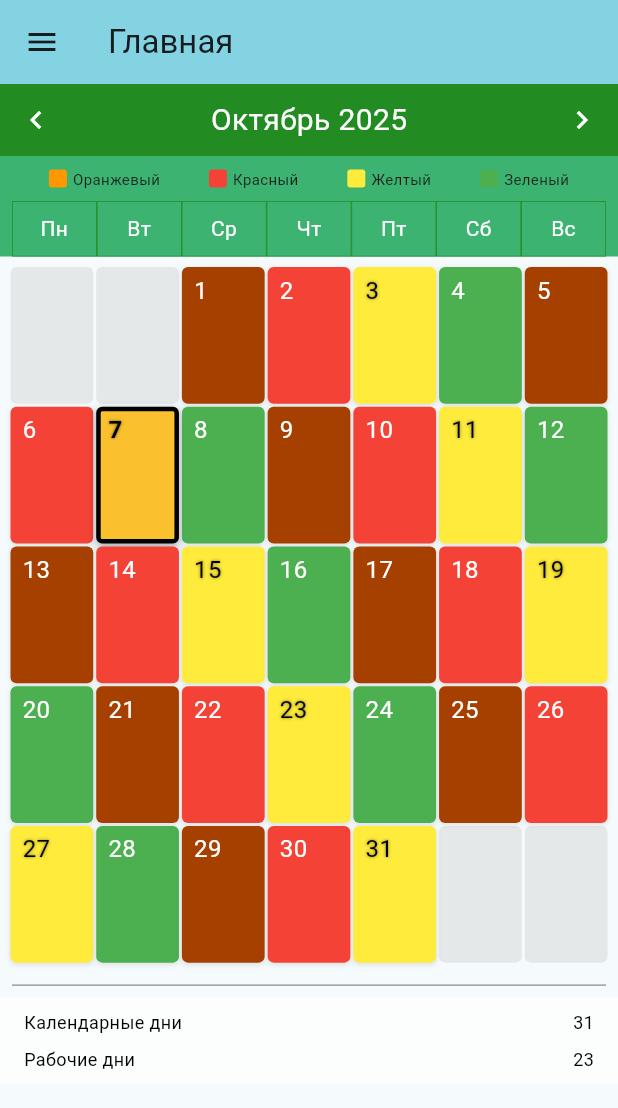
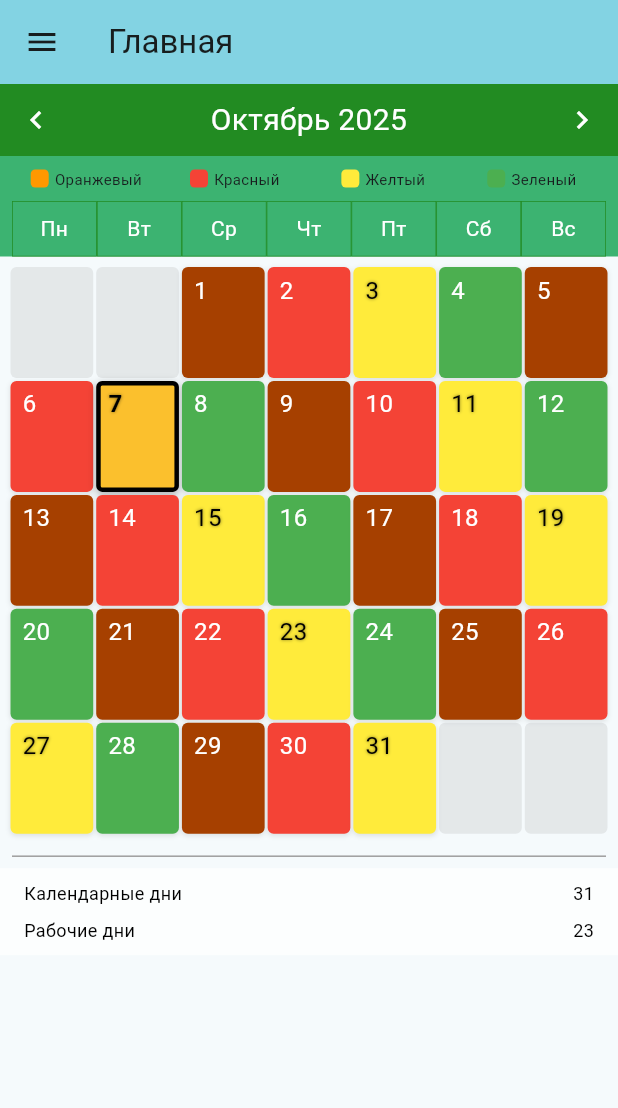
Before and after one commit to yzhjdjq/ScheduleWorkShifts, a Flutter app: the screen it shows after launch, on a phone screen of 412 x 824 dp. Shown: the top 1108 px of the screen. Run offline on Flutter 3.47's test engine with Material 3 defaults, Android fonts, the phone set to English and light mode, and no system bars.

Commit message:
Fix BoxOverflow warnings
Change widgets to more flex.

```diff
--- a/lib/pages/home_page.dart
+++ b/lib/pages/home_page.dart
@@ -50,29 +50,30 @@ class _HomePageState extends State<HomePage> {
     return Scaffold(
       body: Column(
         children: [
-          _buildCalendarHeader(context),
+          _buildCalendarHeader(),
           _buildWeekDaysHeader(),
-          // Ограничиваем высоту календаря и даем возможность уменьшаться
-          Flexible(
-            flex: 3, // 3 части из 4 для календаря
+          Expanded(
+            flex: 3,
             child: _buildCalendarGrid(),
           ),
-          const Divider(color: Colors.grey, indent: 8, endIndent: 8),
-          Flexible(
-            flex: 1, // 1 часть из 4 для статистики
+          const Flexible(
+              child: Divider(color: Colors.grey, indent: 8, endIndent: 8),
+          ),
+          Expanded(
+            flex: 1,
             child: _buildScheduleShiftsStatistics(),
           ),
         ],
-      ),
+      )
     );
   }
 
-  Widget _buildCalendarHeader(BuildContext context) {
+  Widget _buildCalendarHeader() {
     return Column(
       children: [
         Container(
+          color: _seaGreenDark,
           padding: const EdgeInsets.all(0),
-          color: _seaGreenDark,
           child: Row(
             mainAxisAlignment: MainAxisAlignment.spaceBetween,
             children: [
@@ -80,14 +81,17 @@ class _HomePageState extends State<HomePage> {
                 icon: Icon(Icons.chevron_left, color: _textColor),
                 onPressed: _previousMonth,
               ),
-              GestureDetector(
+              Expanded(
+                child: GestureDetector(
                   onTap: _nowMonth,
                   child: Text(
                     _getMonthYearText(),
+                    textAlign: TextAlign.center,
                     style: TextStyle(
                       color: _textColor,
                       fontSize: 20,
                       fontWeight: FontWeight.normal,
+                    ),
                   ),
                 ),
               ),
@@ -106,14 +110,14 @@ class _HomePageState extends State<HomePage> {
   Widget _buildColorLegend() {
     return Container(
       color: _seaGreenLight,
-      padding: const EdgeInsets.symmetric(vertical: 8),
+      padding: const EdgeInsets.symmetric(vertical: 8, horizontal: 8),
       child: Row(
         mainAxisAlignment: MainAxisAlignment.spaceEvenly,
         children: [
-          _buildLegendItem('Оранжевый', Colors.orange),
-          _buildLegendItem('Красный', Colors.red),
-          _buildLegendItem('Желтый', Colors.yellow),
-          _buildLegendItem('Зеленый', Colors.green),
+          Expanded(child: _buildLegendItem('Оранжевый', Colors.orange)),
+          Expanded(child: _buildLegendItem('Красный', Colors.red)),
+          Expanded(child: _buildLegendItem('Желтый', Colors.yellow)),
+          Expanded(child: _buildLegendItem('Зеленый', Colors.green)),
         ],
       ),
     );
@@ -121,19 +125,23 @@ class _HomePageState extends State<HomePage> {
 
   Widget _buildLegendItem(String text, Color color) {
     return Row(
+      mainAxisAlignment: MainAxisAlignment.center,
       children: [
         Container(
           width: 12,
           height: 12,
           decoration: BoxDecoration(
             color: color,
-            borderRadius: BorderRadius.circular(2),
+            borderRadius: BorderRadius.circular(3),
           ),
         ),
         const SizedBox(width: 4),
-        Text(
+        Flexible(
+          child: Text(
             text,
+            overflow: TextOverflow.ellipsis,
             style: const TextStyle(fontSize: 10),
+          ),
         ),
       ],
     );
@@ -170,7 +178,6 @@ class _HomePageState extends State<HomePage> {
   Widget _buildCalendarGrid() {
     return LayoutBuilder(
       builder: (context, constraints) {
-        // Вычисляем максимальную доступную высоту для календаря
         final maxHeight = constraints.maxHeight;
 
         return Container(
@@ -189,19 +196,6 @@ class _HomePageState extends State<HomePage> {
         );
       },
     );
-  }
-
-  Widget _buildCalendarCell(int row, int col) {
-    final cellIndex = row * 7 + col;
-    final totalCells = 35;
-
-    // Проверяем, является ли ячейка пустой или содержит день
-    if (cellIndex < _firstWeekday - 1 || cellIndex >= _firstWeekday - 1 + _daysInMonth) {
-      return _buildEmptyCell();
-    }
-
-    final day = cellIndex - _firstWeekday + 2;
-    return _buildDayCell(day);
   }
 
   Widget _buildScheduleShiftsStatistics() {
@@ -242,6 +236,19 @@ class _HomePageState extends State<HomePage> {
         ),
       ),
     );
+  }
+
+  Widget _buildCalendarCell(int row, int col) {
+    final cellIndex = row * 7 + col;
+    final totalCells = 35;
+
+    // Проверяем, является ли ячейка пустой или содержит день
+    if (cellIndex < _firstWeekday - 1 || cellIndex >= _firstWeekday - 1 + _daysInMonth) {
+      return _buildEmptyCell();
+    }
+
+    final day = cellIndex - _firstWeekday + 2;
+    return _buildDayCell(day);
   }
 
   Widget _buildDayCell(int day) {
```
Lines whose indentation alone changed are shown as unchanged.
